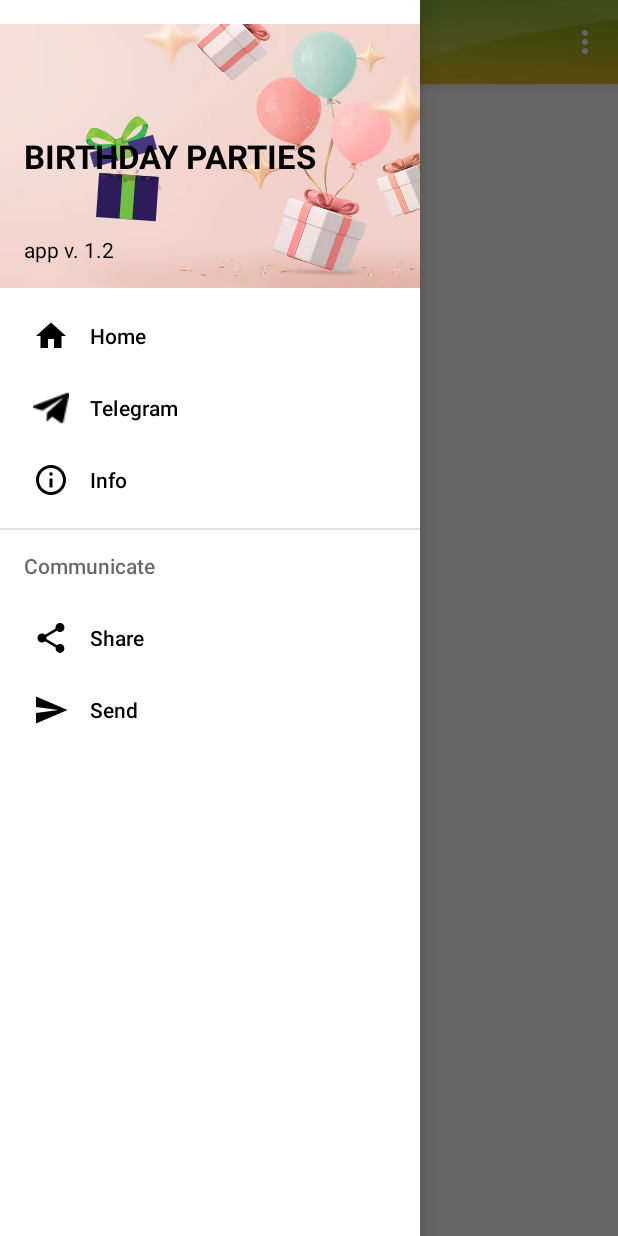
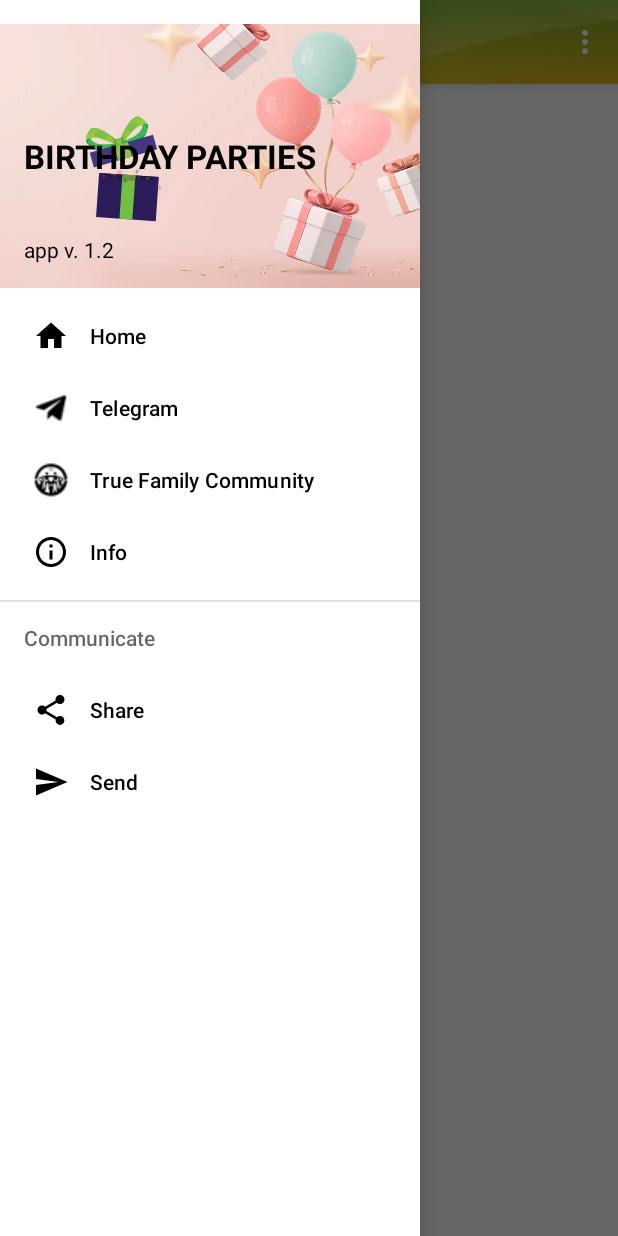
Before and after one commit to akademiya/Birthdays, an Android app: the screen it shows after launch (MainActivity), with the side drawer open, on a phone screen of 412 x 824 dp. Run offline under Robolectric (Android 15) with nearby library versions, the phone set to English and light mode, and no system bars; our stand-ins replace Firebase (no records; nobody signed in at launch, a user with empty details on screens opened directly); pictures from the network do not load.

Commit message:
Add new community like a menu-link

```diff
--- a/app/src/main/res/menu/activity_main_drawer.xml
+++ b/app/src/main/res/menu/activity_main_drawer.xml
@@ -10,8 +10,12 @@
             android:title="@string/menu_home" />
         <item
             android:id="@+id/nav_tl"
-            android:icon="@drawable/tl"
+            android:icon="@drawable/tl_2"
             android:title="@string/menu_tel_group" />
+        <item
+            android:id="@+id/nav_tf"
+            android:icon="@drawable/ff_24"
+            android:title="@string/menu_ff_group" />
         <item
             android:id="@+id/nav_info"
             android:icon="@drawable/ic_info"
--- a/app/src/main/res/values/strings.xml
+++ b/app/src/main/res/values/strings.xml
@@ -16,6 +16,7 @@
     <string name="menu_ins">Instagram</string>
     <string name="menu_info">Info</string>
     <string name="menu_tel_group">Telegram</string>
+    <string name="menu_ff_group">True Family Community</string>
     <string name="communicate">Communicate</string>
     <string name="menu_share">Share</string>
     <string name="menu_send">Send</string>
```
Also changed, not shown: app/src/main/java/com/vadym/birthday/ui/BaseActivity.kt (+12 -1 lines), app/src/main/res/drawable/ff_24.png (added), app/src/main/res/drawable/tl.png, app/src/main/res/drawable/tl_2.png (added).
